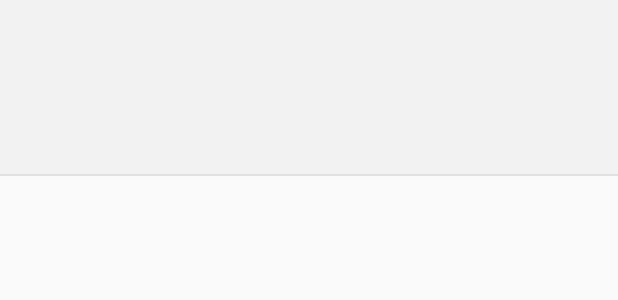
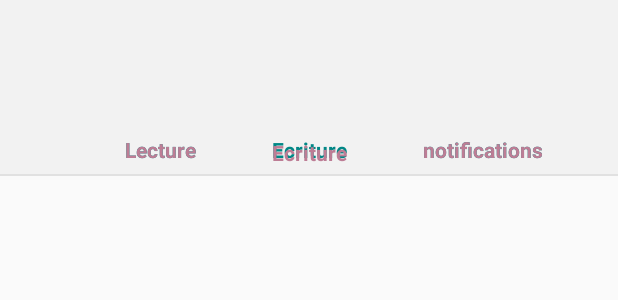
Before and after one commit to Galzok/AndroidToolBox, an Android app: the layout activity_bledevice_characteristic_cell.xml on its own in the app's theme, with its tools: preview values and no code run, on a phone screen of 412 x 824 dp. Shown: the top 300 px of the screen. Run offline under Robolectric (Android 15) with nearby library versions, the phone set to English and light mode, and no system bars.

Commit message:
ble presque fini

```diff
--- a/app/src/main/java/fr/isen/langeron/androidtoolbox/BLEDeviceActivity.kt
+++ b/app/src/main/java/fr/isen/langeron/androidtoolbox/BLEDeviceActivity.kt
@@ -22,6 +22,7 @@ class BLEDeviceActivity : AppCompatActivity() {
         setContentView(R.layout.activity_bledevice)
 
         val device: BluetoothDevice = intent.getParcelableExtra("ble_device")
+        deviceName.text = device.name
         bluetoothGatt = device.connectGatt(this, true, gattCallback)
 
     }
--- a/app/src/main/res/layout/activity_ble.xml
+++ b/app/src/main/res/layout/activity_ble.xml
@@ -30,11 +30,13 @@
             android:layout_width="390dp"
             android:layout_height="6dp"
             android:id="@+id/progressBar"
+            android:indeterminate="true"
             app:layout_constraintStart_toStartOf="parent" android:layout_marginStart="8dp"
-            android:background="#673AB7"
+            android:background="@color/design_default_color_on_primary"
             android:layout_marginEnd="8dp" app:layout_constraintEnd_toEndOf="parent"
             android:layout_marginBottom="7dp" app:layout_constraintBottom_toTopOf="@+id/bleDivider"
-            android:layout_marginTop="75dp" app:layout_constraintTop_toBottomOf="@+id/imageScan"/>
+            android:layout_marginTop="24dp" app:layout_constraintTop_toBottomOf="@+id/imageScan"
+            app:layout_constraintHorizontal_bias="0.0" app:layout_constraintVertical_bias="0.0"/>
     <TextView
             android:text="le device n'est pas compatible"
             android:layout_width="wrap_content"
--- a/app/src/main/res/layout/activity_bledevice.xml
+++ b/app/src/main/res/layout/activity_bledevice.xml
@@ -38,7 +38,8 @@
             android:textSize="18sp"
             android:textStyle="bold"
             app:layout_constraintStart_toStartOf="parent"
-            app:layout_constraintTop_toTopOf="parent"/>
+            app:layout_constraintTop_toTopOf="parent"
+            android:textColor="@color/design_default_color_secondary_variant"/>
 
     <TextView
             android:id="@+id/connectionState"
@@ -48,5 +49,6 @@
             android:layout_marginTop="32dp"
             android:text="TextView"
             app:layout_constraintStart_toStartOf="parent"
-            app:layout_constraintTop_toBottomOf="@+id/name"/>
+            app:layout_constraintTop_toBottomOf="@+id/name"
+            android:textColor="@color/design_default_color_secondary_variant"/>
 </androidx.constraintlayout.widget.ConstraintLayout>
--- a/app/src/main/res/layout/activity_bledevice_characteristic_cell.xml
+++ b/app/src/main/res/layout/activity_bledevice_characteristic_cell.xml
@@ -1,7 +1,7 @@
 <?xml version="1.0" encoding="utf-8"?>
 <androidx.constraintlayout.widget.ConstraintLayout xmlns:android="http://schemas.android.com/apk/res/android"
                                                    xmlns:app="http://schemas.android.com/apk/res-auto"
-                                                   android:layout_width="match_parent"
+                                                   xmlns:tools="http://schemas.android.com/tools" android:layout_width="match_parent"
                                                    android:layout_height="wrap_content"
                                                    android:background="#08000000">
 
@@ -52,11 +52,11 @@
             android:layout_height="wrap_content"
             android:layout_marginBottom="8dp"
             android:text="@string/_lecture"
-            android:textColor="#FF0000"
+            android:textColor="@color/design_default_color_secondary_variant"
             android:textStyle="bold"
             app:layout_constraintBottom_toBottomOf="parent"
             app:layout_constraintEnd_toStartOf="@+id/writeButtonON"
-            app:layout_constraintStart_toStartOf="parent"/>
+            app:layout_constraintStart_toStartOf="parent" app:layout_constraintHorizontal_bias="0.621"/>
 
     <TextView
             android:id="@+id/readButtonOFF"
@@ -64,35 +64,35 @@
             android:layout_height="wrap_content"
             android:layout_marginBottom="8dp"
             android:text="@string/_lecture"
-            android:textColor="#32FF0000"
+            android:textColor="@color/colorAccent"
             android:textStyle="bold"
             app:layout_constraintBottom_toBottomOf="parent"
             app:layout_constraintEnd_toStartOf="@+id/writeButtonON"
-            app:layout_constraintStart_toStartOf="parent"/>
+            app:layout_constraintStart_toStartOf="parent" app:layout_constraintHorizontal_bias="0.621"/>
 
     <TextView
             android:id="@+id/writeButtonON"
             android:layout_width="wrap_content"
             android:layout_height="wrap_content"
-            android:layout_marginTop="8dp"
             android:text="@string/ecrire"
-            android:textColor="#FF0000"
+            android:textColor="@color/design_default_color_secondary_variant"
             android:textStyle="bold"
             app:layout_constraintBottom_toBottomOf="parent"
             app:layout_constraintEnd_toEndOf="parent"
             app:layout_constraintStart_toStartOf="parent"
-            app:layout_constraintTop_toTopOf="@+id/writeButtonOFF"/>
+            android:layout_marginBottom="8dp"
+    />
 
     <TextView
             android:id="@+id/writeButtonOFF"
             android:layout_width="wrap_content"
-            android:layout_height="wrap_content"
+            android:layout_height="17dp"
             android:text="@string/ecrire"
-            android:textColor="#32FF0000"
+            android:textColor="#FFBD7D95"
             android:textStyle="bold"
             app:layout_constraintEnd_toEndOf="parent"
             app:layout_constraintStart_toStartOf="parent"
-            app:layout_constraintBottom_toTopOf="@+id/divider"/>
+            android:layout_marginBottom="8dp" app:layout_constraintBottom_toBottomOf="@+id/divider"/>
 
     <TextView
             android:id="@+id/notifyButtonON"
@@ -100,7 +100,7 @@
             android:layout_height="wrap_content"
             android:layout_marginBottom="8dp"
             android:text="@string/notifier"
-            android:textColor="#FF0000"
+            android:textColor="@color/design_default_color_secondary_variant"
             android:textStyle="bold"
             app:layout_constraintBottom_toBottomOf="parent"
             app:layout_constraintEnd_toEndOf="parent"
@@ -112,7 +112,7 @@
             android:layout_height="wrap_content"
             android:layout_marginBottom="8dp"
             android:text="@string/notifier"
-            android:textColor="#32FF0000"
+            android:textColor="#FFBD7D95"
             android:textStyle="bold"
             android:visibility="visible"
             app:layout_constraintBottom_toBottomOf="parent"
@@ -127,8 +127,7 @@
             android:backgroundTint="#34000000"
             app:layout_constraintBottom_toBottomOf="parent"
             app:layout_constraintEnd_toEndOf="parent"
-            app:layout_constraintStart_toStartOf="parent" app:layout_constraintHorizontal_bias="0.0"
-    />
+            app:layout_constraintStart_toStartOf="parent" />
 
 
 </androidx.constraintlayout.widget.ConstraintLayout>
--- a/app/src/main/res/values/colors.xml
+++ b/app/src/main/res/values/colors.xml
@@ -1,6 +1,6 @@
 <?xml version="1.0" encoding="utf-8"?>
 <resources>
-    <color name="colorPrimary">#008577</color>
+    <color name="colorPrimary">#40E0D0</color>
     <color name="colorPrimaryDark">#00574B</color>
-    <color name="colorAccent">#D81B60</color>
+    <color name="colorAccent">#BD7D95</color>
 </resources>
--- a/app/src/main/res/values/strings.xml
+++ b/app/src/main/res/values/strings.xml
@@ -9,8 +9,8 @@
     <string name="invalid_username">Not a valid username</string>
     <string name="invalid_password">Password must be >5 characters</string>
     <string name="login_failed">"Login failed"</string>
-    <string name="_lecture"/>
-    <string name="ecrire"/>
-    <string name="notifier"/>
+    <string name="_lecture">"Lecture"</string>
+    <string name="ecrire">"Ecriture"</string>
+    <string name="notifier">"notifications"</string>
     <string name="entrez_une_valeur"/>
 </resources>
```
Also changed, not shown: app/src/main/java/fr/isen/langeron/androidtoolbox/BLEServiceAdapter.kt (+8 -0 lines), app/src/main/res/layout/activity_bledevice_details_cell.xml (+11 -6 lines), app/src/main/res/layout/activity_cycle_de_vie.xml (+4 -3 lines), app/src/main/res/layout/activity_formulaire.xml (+10 -6 lines), app/src/main/res/layout/activity_home.xml (+20 -20 lines), app/src/main/res/layout/activity_login.xml (+9 -7 lines), app/src/main/res/layout/activity_permission.xml (+8 -5 lines), app/src/main/res/layout/activity_permission_cell.xml (+4 -3 lines), app/src/main/res/drawable/cycle_de_vie.jpeg, app/src/main/res/drawable/permission.png, app/src/main/res/drawable/sauvegarde.jpeg (deleted), app/src/main/res/drawable/web_service.jpeg.
